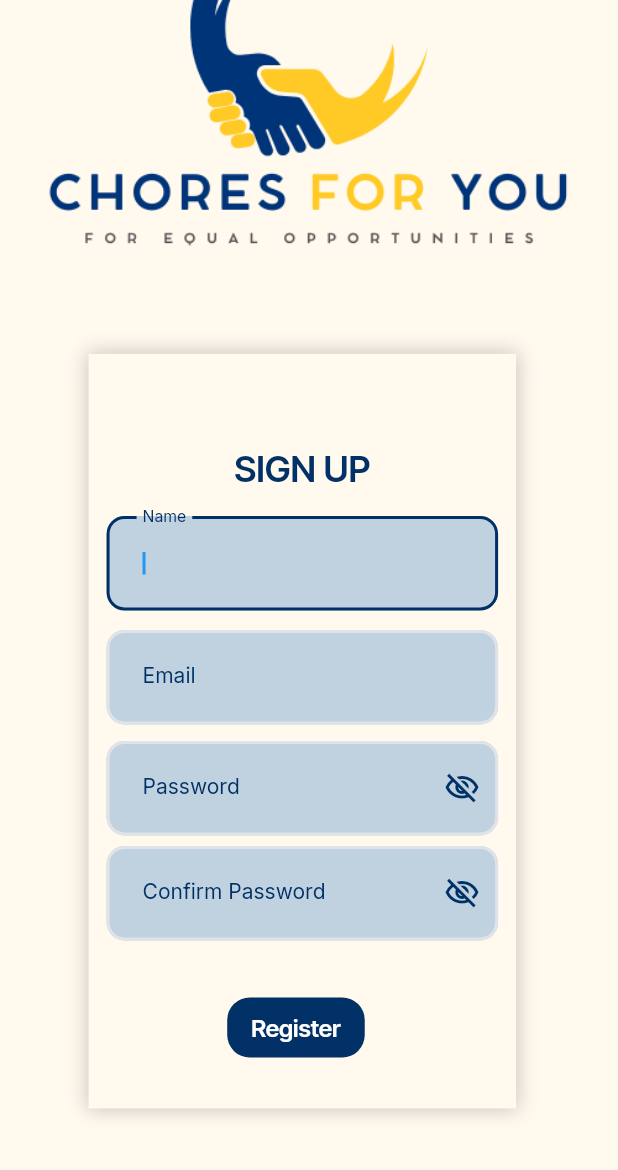
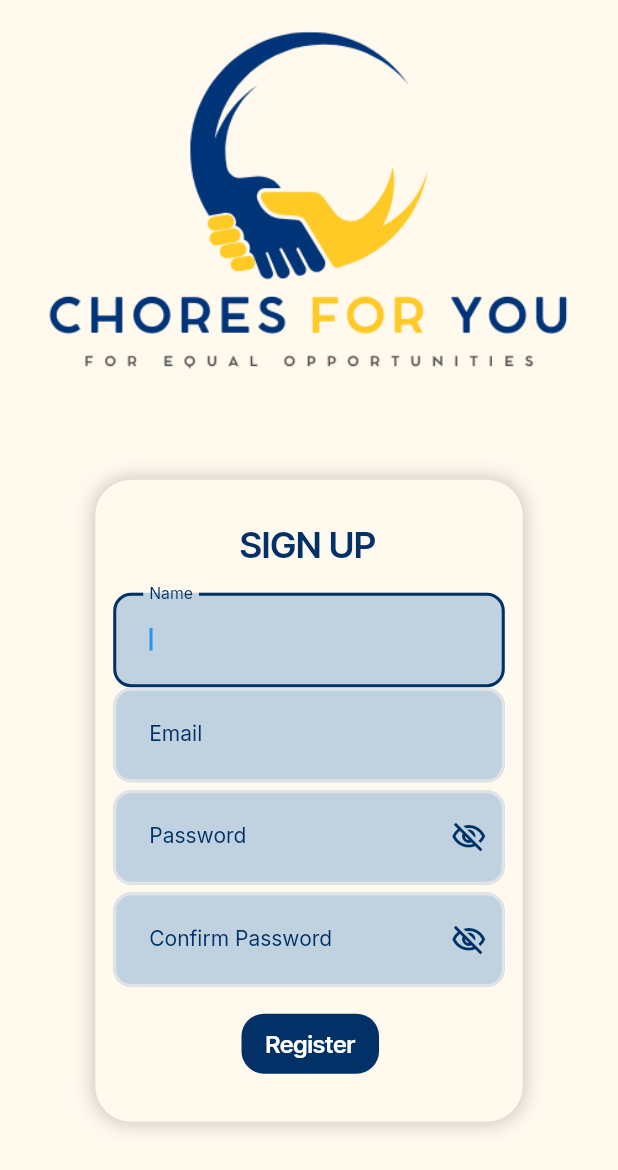
Before and after one commit to RoTSoL03/C4U, a Flutter app: the SignUpFormWidget screen opened by its route, on a phone screen of 412 x 824 dp. Shown: the top 1170 px of the screen. Run offline on Flutter 3.47's test engine with Material 3 defaults, Android fonts, the phone set to English and light mode, and no system bars; drawn by our look-alikes of auto_size_text; our stand-ins replace badges, dropdown_button2, fl_chart, flutter_animate, font_awesome_flutter, from_css_color and 5 more; missing offline and left inert: json_path; accounts and stored records are empty.

Commit message:
10.29.24 push

```diff
--- a/lib/flutter_flow/nav/nav.dart
+++ b/lib/flutter_flow/nav/nav.dart
@@ -49,7 +49,12 @@ GoRouter createRouter(AppStateNotifier appStateNotifier) => GoRouter(
         FFRoute(
           name: 'sign_up_form',
           path: '/signUpForm',
-          builder: (context, params) => const SignUpFormWidget(),
+          builder: (context, params) => SignUpFormWidget(
+            title: params.getParam(
+              'title',
+              ParamType.bool,
+            ),
+          ),
         ),
         FFRoute(
           name: 'Main_Page',
--- a/lib/pages/sign_up_form/sign_up_form_widget.dart
+++ b/lib/pages/sign_up_form/sign_up_form_widget.dart
@@ -6,7 +6,12 @@ import 'sign_up_form_model.dart';
 export 'sign_up_form_model.dart';
 
 class SignUpFormWidget extends StatefulWidget {
-  const SignUpFormWidget({super.key});
+  const SignUpFormWidget({
+    super.key,
+    bool? title,
+  }) : title = title ?? false;
+
+  final bool title;
 
   @override
   State<SignUpFormWidget> createState() => _SignUpFormWidgetState();
@@ -54,32 +59,41 @@ class _SignUpFormWidgetState extends State<SignUpFormWidget> {
           child: Stack(
             children: [
               Align(
-                alignment: const AlignmentDirectional(0.0, -1.22),
+                alignment: const AlignmentDirectional(0.0, -0.9),
+                child: Padding(
+                  padding: const EdgeInsetsDirectional.fromSTEB(0.0, 0.0, 0.0, 222.0),
                   child: Container(
                     width: 412.0,
                     height: 236.0,
                     decoration: const BoxDecoration(
                       color: Color(0x00FFFFFF),
                     ),
+                    child: Padding(
+                      padding:
+                          const EdgeInsetsDirectional.fromSTEB(0.0, 0.0, 0.0, 2.0),
                       child: ClipRRect(
                         borderRadius: BorderRadius.circular(8.0),
                         child: Image.asset(
                           'assets/images/mylogof.png',
                           width: 200.0,
-                      height: 200.0,
+                          height: 222.0,
                           fit: BoxFit.cover,
                         ),
                       ),
                     ),
                   ),
+                ),
+              ),
               Align(
-                alignment: const AlignmentDirectional(-0.07, 0.47),
+                alignment: const AlignmentDirectional(0.0, 0.7),
+                child: Padding(
+                  padding: const EdgeInsets.all(24.0),
                   child: Container(
                     width: 285.0,
-                  height: 503.0,
-                  decoration: const BoxDecoration(
-                    color: Color(0xFFFFF9EE),
-                    boxShadow: [
+                    height: 428.0,
+                    decoration: BoxDecoration(
+                      color: const Color(0xFFFFF9EE),
+                      boxShadow: const [
                         BoxShadow(
                           blurRadius: 10.0,
                           color: Color(0x33000000),
@@ -90,12 +104,8 @@ class _SignUpFormWidgetState extends State<SignUpFormWidget> {
                           spreadRadius: 1.0,
                         )
                       ],
-                    borderRadius: BorderRadius.only(
-                      bottomLeft: Radius.circular(0.0),
-                      bottomRight: Radius.circular(0.0),
-                      topLeft: Radius.circular(0.0),
-                      topRight: Radius.circular(0.0),
-                    ),
+                      borderRadius: BorderRadius.circular(24.0),
+                      shape: BoxShape.rectangle,
                     ),
                     child: Visibility(
                       visible: responsiveVisibility(
@@ -111,7 +121,7 @@ class _SignUpFormWidgetState extends State<SignUpFormWidget> {
                           child: Stack(
                             children: [
                               Align(
-                              alignment: const AlignmentDirectional(0.0, -0.8),
+                                alignment: const AlignmentDirectional(-0.01, -0.94),
                                 child: Text(
                                   'SIGN UP',
                                   textAlign: TextAlign.justify,
@@ -126,7 +136,7 @@ class _SignUpFormWidgetState extends State<SignUpFormWidget> {
                                 ),
                               ),
                               Align(
-                              alignment: const AlignmentDirectional(-0.05, 0.9),
+                                alignment: const AlignmentDirectional(0.01, 0.89),
                                 child: FFButtonWidget(
                                   onPressed: () {
                                     print('Button pressed ...');
@@ -152,7 +162,7 @@ class _SignUpFormWidgetState extends State<SignUpFormWidget> {
                                 ),
                               ),
                               Align(
-                              alignment: const AlignmentDirectional(0.0, -0.52),
+                                alignment: const AlignmentDirectional(0.0, -0.61),
                                 child: Padding(
                                   padding: const EdgeInsetsDirectional.fromSTEB(
                                       0.0, 0.0, 0.0, 16.0),
@@ -170,7 +180,8 @@ class _SignUpFormWidgetState extends State<SignUpFormWidget> {
                                             .labelMedium
                                             .override(
                                               fontFamily: 'Inter',
-                                            color: FlutterFlowTheme.of(context)
+                                              color:
+                                                  FlutterFlowTheme.of(context)
                                                       .primaryText,
                                               letterSpacing: 0.0,
                                             ),
@@ -229,7 +240,7 @@ class _SignUpFormWidgetState extends State<SignUpFormWidget> {
                                 ),
                               ),
                               Align(
-                              alignment: const AlignmentDirectional(0.0, 0.23),
+                                alignment: const AlignmentDirectional(0.0, 0.2),
                                 child: Padding(
                                   padding: const EdgeInsetsDirectional.fromSTEB(
                                       0.0, 0.0, 0.0, 16.0),
@@ -247,7 +258,8 @@ class _SignUpFormWidgetState extends State<SignUpFormWidget> {
                                             .labelMedium
                                             .override(
                                               fontFamily: 'Inter',
-                                            color: FlutterFlowTheme.of(context)
+                                              color:
+                                                  FlutterFlowTheme.of(context)
                                                       .primaryText,
                                               letterSpacing: 0.0,
                                             ),
@@ -320,7 +332,7 @@ class _SignUpFormWidgetState extends State<SignUpFormWidget> {
                                 ),
                               ),
                               Align(
-                              alignment: const AlignmentDirectional(0.0, -0.14),
+                                alignment: const AlignmentDirectional(0.0, -0.22),
                                 child: Padding(
                                   padding: const EdgeInsetsDirectional.fromSTEB(
                                       0.0, 0.0, 0.0, 16.0),
@@ -338,7 +350,8 @@ class _SignUpFormWidgetState extends State<SignUpFormWidget> {
                                             .labelMedium
                                             .override(
                                               fontFamily: 'Inter',
-                                            color: FlutterFlowTheme.of(context)
+                                              color:
+                                                  FlutterFlowTheme.of(context)
                                                       .primaryText,
                                               letterSpacing: 0.0,
                                             ),
@@ -397,7 +410,7 @@ class _SignUpFormWidgetState extends State<SignUpFormWidget> {
                                 ),
                               ),
                               Align(
-                              alignment: const AlignmentDirectional(0.0, 0.58),
+                                alignment: const AlignmentDirectional(0.0, 0.62),
                                 child: Padding(
                                   padding: const EdgeInsetsDirectional.fromSTEB(
                                       0.0, 0.0, 0.0, 16.0),
@@ -415,7 +428,8 @@ class _SignUpFormWidgetState extends State<SignUpFormWidget> {
                                             .labelMedium
                                             .override(
                                               fontFamily: 'Inter',
-                                            color: FlutterFlowTheme.of(context)
+                                              color:
+                                                  FlutterFlowTheme.of(context)
                                                       .primaryText,
                                               letterSpacing: 0.0,
                                             ),
@@ -494,6 +508,7 @@ class _SignUpFormWidgetState extends State<SignUpFormWidget> {
                     ),
                   ),
                 ),
+              ),
             ],
           ),
         ),
```
Lines whose indentation alone changed are shown as unchanged.
